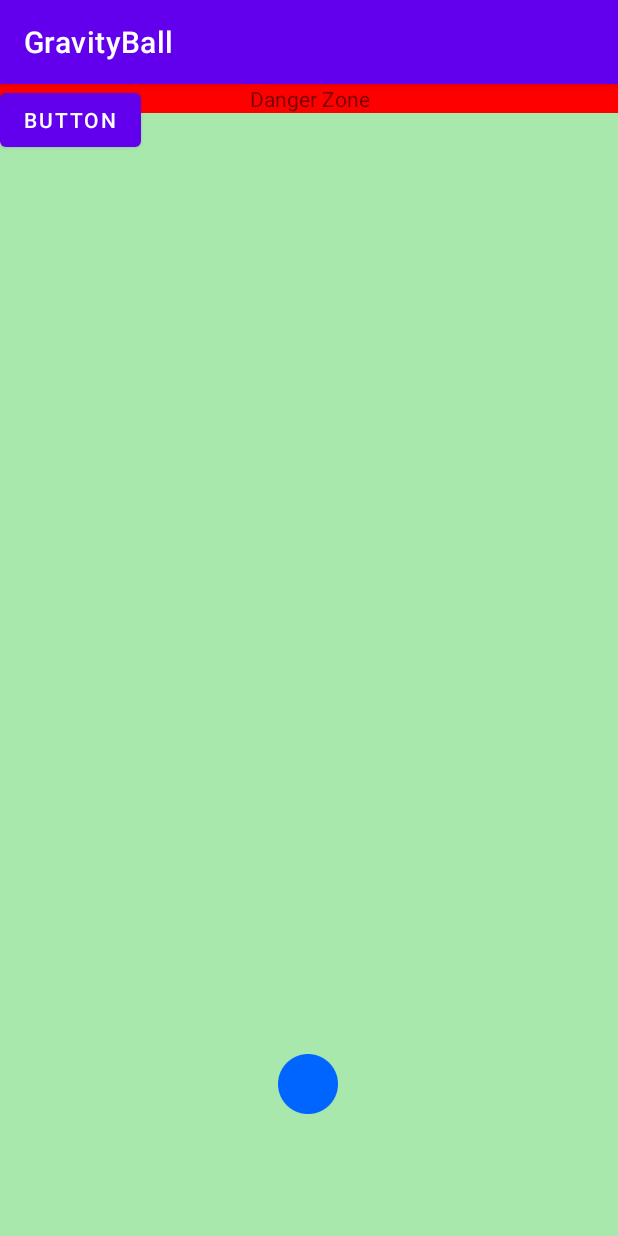
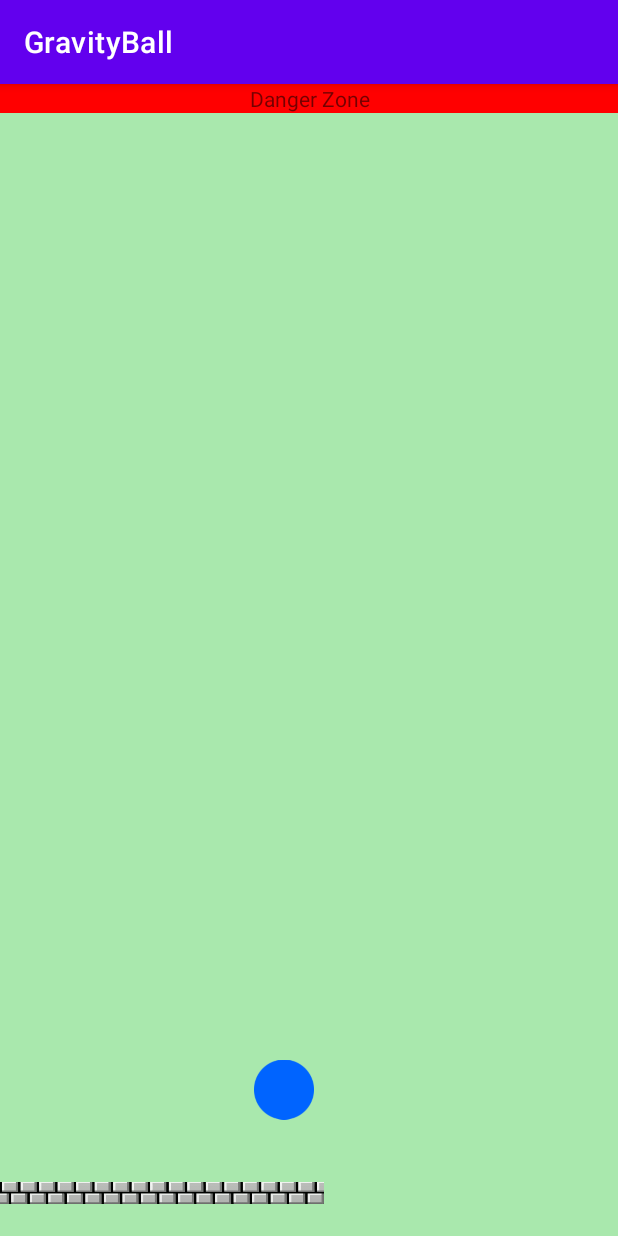
Before and after one commit to DPJProgramming/GravityBall, an Android app: the GamePlayFragment screen opened through its navigation route, on a phone screen of 412 x 824 dp. Run offline under Robolectric (Android 15) with nearby library versions, the phone set to English and light mode, and no system bars.

Commit message:
platform interactivity rough working

```diff
--- a/app/src/main/java/com/example/gravityball/GamePlayFragment.kt
+++ b/app/src/main/java/com/example/gravityball/GamePlayFragment.kt
@@ -12,9 +12,11 @@ import android.view.LayoutInflater
 import android.view.MotionEvent
 import android.view.View
 import android.view.ViewGroup
+import android.view.animation.LinearInterpolator
 import android.widget.ImageView
 import androidx.annotation.RequiresApi
 import androidx.constraintlayout.widget.ConstraintLayout
+import androidx.constraintlayout.widget.ConstraintSet
 import androidx.fragment.app.Fragment
 import androidx.navigation.findNavController
 import kotlin.random.Random
@@ -45,7 +47,7 @@ class GamePlayFragment : Fragment() {
         val platform = view.findViewById<ImageView>(R.id.platform)
 
         //set animation for ball falling
-        dropTheBall(ball, screenHeight, view, )
+        dropTheBall(ball, screenHeight, view)
 
         //set touch controls and animate ball
         moveTheBall(screen, screenWidth, ball, screenHeight)
@@ -63,25 +65,35 @@ class GamePlayFragment : Fragment() {
             @SuppressLint("ClickableViewAccessibility")
 
             override fun onTouch(view: View, move: MotionEvent): Boolean {
+                var platform = view.findViewById<ImageView>(R.id.platform)
                 val touchPoint: Float = move.getX()
                 val touch: Int = move.getActionMasked()
 
                 when (touch) {
                     MotionEvent.ACTION_DOWN -> {
-                        Log.i("touchDown", "touch down is working")
+                        //Log.i("touchDown", "touch down is working")
 
                         //if right side of screen is pressed, move ball right
                         if (touchPoint < screenWidth && touchPoint > screenWidth / 2) {
-                            Log.i("right", "touched right side")
+                            //Log.i("right", "touched right side")
 
-                            var moveBall = ball.animate().translationXBy(1500f).setDuration(1500)
+                            var moveBall = ball.animate().translationXBy(3000f).setDuration(1500).setInterpolator(LinearInterpolator())
 
                             //makes sure ball stays inbounds
                             moveBall.setUpdateListener {
                                 val ballPosition = ball.x
+                                //ball.y = platform.y -ball.height
 
                                 if (ballPosition + ball.width >= screenWidth) {
+
                                     moveBall.cancel()
+                                    dropTheBall(ball, screenHeight, view)
+                                }
+                                if((ball.x + ball.width >= platform.x) && (ball.x <= platform.x + platform.width) && (ball.y + ball.height >= platform.y + platform.height) && (ball.y <= platform.y + platform.height)){
+                                    ball.y = platform.y -ball.height
+                                    var raiseBall = ball.animate().translationY(-2100f).setDuration(4000)
+                                }
+                                else{
                                     dropTheBall(ball, screenHeight, view)
                                 }
                             }
@@ -89,10 +101,10 @@ class GamePlayFragment : Fragment() {
 
                         //if left is pressed move left unless ball is at edge of screen
                         else {
-                            Log.i("touchDown", "touched left side")
+                            //Log.i("touchDown", "touched left side")
 
                             //animate ball left
-                            var moveBall = ball.animate().translationXBy(-1500f).setDuration(1500)
+                            var moveBall = ball.animate().translationXBy(-3000f).setDuration(1500).setInterpolator(LinearInterpolator())
 
                             //sets listener for ball's position so it doesn't go out of bounds
                             moveBall.setUpdateListener {
@@ -101,13 +113,20 @@ class GamePlayFragment : Fragment() {
                                     moveBall.cancel()
                                     dropTheBall(ball, screenHeight, view)
                                 }
+                                if((ball.x + ball.width >= platform.x) && (ball.x <= platform.x + platform.width) && (ball.y + ball.height >= platform.y + platform.height) && (ball.y <= platform.y + platform.height)){
+                                    ball.y = platform.y -ball.height
+                                    var raiseBall = ball.animate().translationY(-2100f).setDuration(4000)
+                                }
+                                else{
+                                    dropTheBall(ball, screenHeight, view)
+                                }
                             }
                         }
                     }
 
                     //no longer touching the screen so the ball stops moving
                     MotionEvent.ACTION_UP -> {
-                        Log.i("touchUp", "touch up is working")
+                        //Log.i("touchUp", "touch up is working")
                         ball.animate().cancel()
                         dropTheBall(ball, screenHeight, view)
                     }
@@ -117,22 +136,65 @@ class GamePlayFragment : Fragment() {
         })
     }
 
+    @SuppressLint("ClickableViewAccessibility")
     private fun dropTheBall(ball: ImageView, screenHeight: Int, view: View) {
-        val ballDrop = ball.animate().translationYBy(screenHeight.toFloat()).setDuration(3000)
+        val screen: ConstraintLayout = view.findViewById<ConstraintLayout>(R.id.display)
+        val set = ConstraintSet()
+        set.clone(screen)
+        val initialBallY = ball.y
+
+        var ballDrop = ball.animate().translationYBy(screenHeight.toFloat()).setDuration(3000)
         val platform = view.findViewById<ImageView>(R.id.platform)
         ballDrop.setUpdateListener {
-            var ballPosition = ball.y
+            var ballY = ball.y - 10
+            var ballX = ball.x
+            var platformX = platform.x
+            var platformY = platform.y
+            var ballStopped = false
 
-//            if(ball.y - ball.height >= platform.y){
-//                ballDrop.cancel()
-//                val ballUp = ball.animate().translationYBy(-2100f).setDuration(3000)
-//            }
+            if (ballY + ball.height + 225 >= screenHeight) {
+                //ballDrop.cancel()
+                var ballAtBottom = ball.animate().translationYBy(-2100f).setDuration(20000)
+                ball.setOnTouchListener { view, event ->
+                    var platformX = platform.x
+                    var platformY = platform.y
 
-            if (ballPosition + ball.height + 225 >= screenHeight) {
-                ballDrop.cancel()
+                    if((ballX + ball.width >= platformX) && (ballX <= platformX + platform.width) && (ballY + ball.height >= platformY + platform.height) && (ballY <= platformY + platform.height)){
+                        var raiseBall = ball.animate().translationY(-2100f).setDuration(4000)
+                        raiseBall.setUpdateListener{
+                            if (ball.y<= 0) {
+                                raiseBall.cancel()
+                                view.findNavController().navigate(R.id.action_gamePlayFragment2_to_gameOverFragment)
+                            }
+                            if (ball.y<= 0) {
+                                ballAtBottom.cancel()
+                                view.findNavController().navigate(R.id.action_gamePlayFragment2_to_gameOverFragment)
+                            }
+                        }
+                    }
+                    false
+                }
             }
 
-            if (ballPosition <= 0) {
+            if((ballX >= platformX) && (ballX <= platformX + platform.width) && (ballY + ball.height >= platformY + platform.height) && (ballY <= platformY + platform.height)){
+
+//                ball.layoutParams = params
+//                ballDrop.cancel()
+//                set.connect(ball.id, ConstraintSet.BOTTOM, platform.id, ConstraintSet.TOP, 0)
+//                set.applyTo(screen)
+                Log.i("Platform touched", "Ball touched a platform")
+                var raiseBall = ball.animate().translationY(-2100f).setDuration(4000)
+                raiseBall.setUpdateListener{
+                    ball.y = platform.y -ball.height
+
+                    if (ball.y<= 0) {
+                        raiseBall.cancel()
+                        view.findNavController().navigate(R.id.action_gamePlayFragment2_to_gameOverFragment)
+                    }
+                }
+            }
+
+            if (ballY<= 0) {
                 ballDrop.cancel()
                 view.findNavController().navigate(R.id.action_gamePlayFragment2_to_gameOverFragment)
             }
@@ -140,8 +202,6 @@ class GamePlayFragment : Fragment() {
     }
 
     private fun animatePlatforms(view: View, screenWidth: Int, platform: ImageView, screenHeight: Int){
-        // Initialize platform ImageView
-        //val platform = view.findViewById<ImageView>(R.id.platform)
 
         //make an array of directions to use for positioning the platform
         val position = arrayOf<Int>(0, screenWidth/2 - platform.width/2, screenWidth - platform.width)
@@ -151,16 +211,20 @@ class GamePlayFragment : Fragment() {
         val random = Random.nextInt(0, platformList.size)
         platform.setImageResource(platformList[random])
 
-        //set the height of platform so they are all the same height and the width to match drawable
+        //get the width of drawable and set imageview width to match
+        val platformWidth = platform.drawable.intrinsicWidth
+        platform.maxWidth = platformWidth
+
+        //set the height of platform so they are all the same height
         platform.layoutParams.height = 50
 
-        //get starting, desired end position, duration, and right left positioning
-        val end = -2100f
-        val speed: Long = 3000
+        //set starting, desired end position, duration, and right left positioning
+        val end = -1920f
+        val speed: Long = 2000
         platform.x = position[Random.nextInt(0, position.size)].toFloat()
 
         //move the platform
-        val animation = platform.animate().translationYBy(end).setDuration(speed)
+        val animation = platform.animate().translationYBy(end).setDuration(speed).setInterpolator(LinearInterpolator())
 
         //resets view to original position and calls animate again after delay
         animation.setListener(object : AnimatorListenerAdapter() {
--- a/app/src/main/res/layout/fragment_game_play.xml
+++ b/app/src/main/res/layout/fragment_game_play.xml
@@ -39,17 +39,9 @@
         android:src="@drawable/ball"
         app:layout_constraintBottom_toBottomOf="parent"
         app:layout_constraintEnd_toEndOf="parent"
-        app:layout_constraintHorizontal_bias="0.498"
+        app:layout_constraintHorizontal_bias="0.455"
         app:layout_constraintStart_toStartOf="parent"
         app:layout_constraintTop_toTopOf="parent"
-        app:layout_constraintVertical_bias="0.439" />
-
-    <Button
-        android:id="@+id/button"
-        android:layout_width="wrap_content"
-        android:layout_height="wrap_content"
-        android:text="Button"
-        tools:layout_editor_absoluteX="101dp"
-        tools:layout_editor_absoluteY="159dp" />
+        app:layout_constraintVertical_bias="0.066" />
 
 </androidx.constraintlayout.widget.ConstraintLayout>
```
